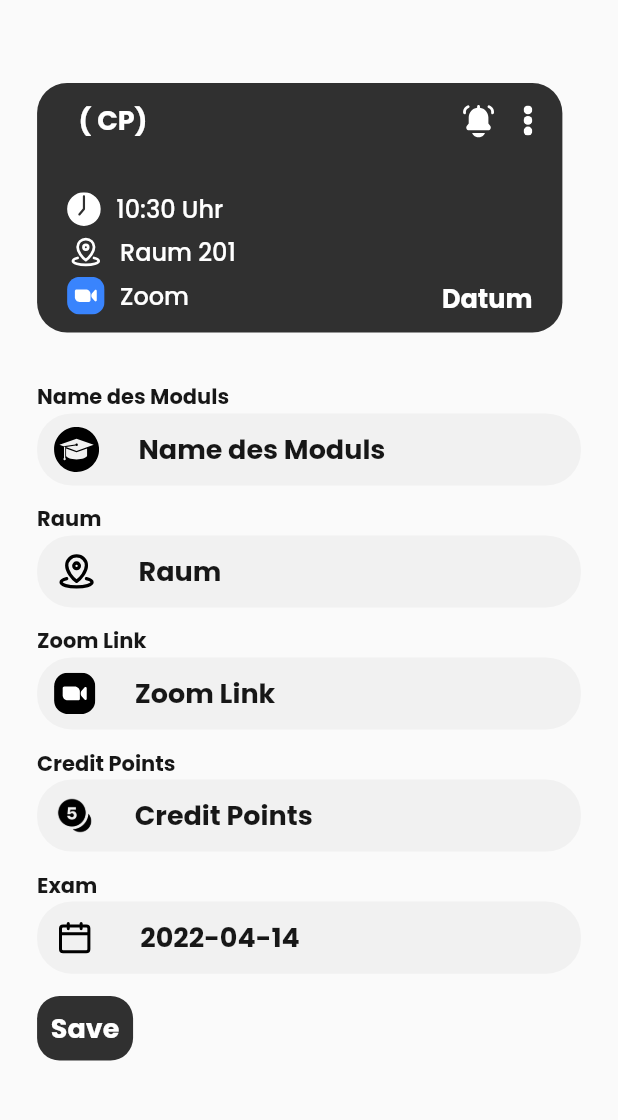
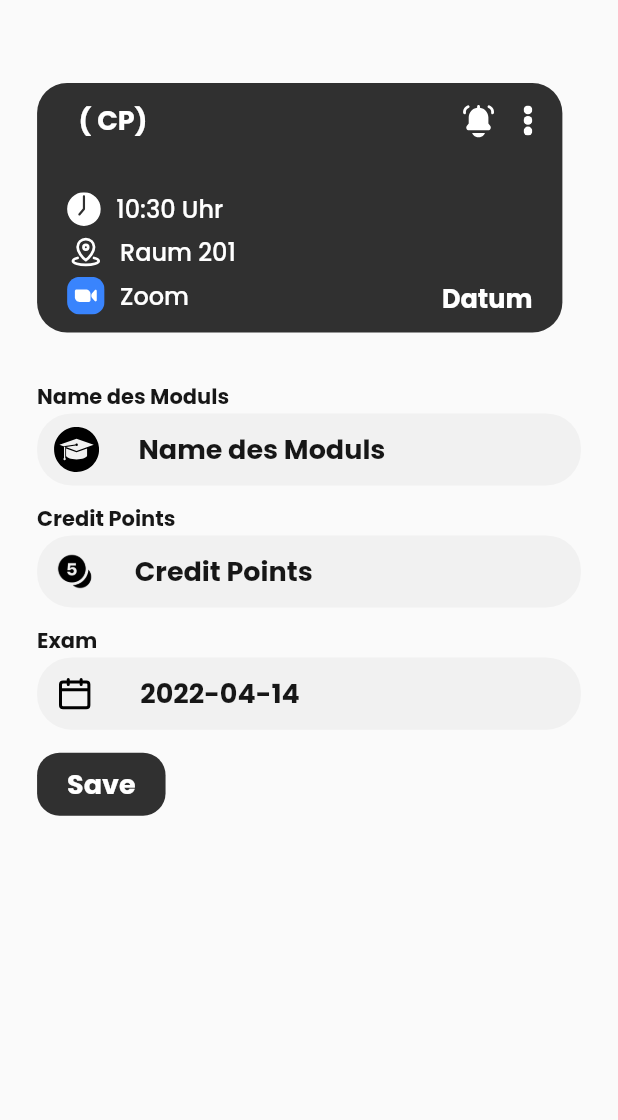
Before and after one commit to philgenb/StudyPlanner, a Flutter app: the AddModuleMenu screen opened by its route, on a phone screen of 412 x 824 dp, the part 83-1203 px from its top. Run offline on Flutter 3.47's test engine with Material 2 defaults, Android fonts, the phone set to English and light mode, and no system bars; our stand-ins replace cloud_firestore, firebase_auth, firebase_core, flutter_spinkit, flutter_svg; accounts and stored records are empty.

Commit message:
added dismissing feature to module menu

```diff
--- a/lib/pages/addmodule_menu.dart
+++ b/lib/pages/addmodule_menu.dart
@@ -29,9 +29,7 @@ class _AddModuleMenuState extends State<AddModuleMenu> {
   late final DataBaseService _database;
 
   Color moduleColor = Color(0xff303030);
-   String moduleName = "Digitaltechnik";
-  // String moduleRoom = "";
-  // String zoomURL = "";
+  String moduleName = "Digitaltechnik";
   Timestamp examDate = Timestamp.now();
 
   DateTime selectedDate = DateTime.now();
@@ -83,6 +81,7 @@ class _AddModuleMenuState extends State<AddModuleMenu> {
               ),
             ),
 
+            /*
             ModuleInputField(
               fieldTitle: "Raum",
               leadingIcon: SvgPicture.asset(
@@ -106,6 +105,8 @@ class _AddModuleMenuState extends State<AddModuleMenu> {
               ),
               input: moduleZoomInput,
             ),
+
+             */
 
             ModuleInputField(
               fieldTitle: "Credit Points",
@@ -132,6 +133,7 @@ class _AddModuleMenuState extends State<AddModuleMenu> {
 
             TextButton(
               style: ButtonStyle(
+                padding: MaterialStateProperty.all<EdgeInsets>(EdgeInsets.symmetric(horizontal: 20, vertical: 7.5)),
                 shape: MaterialStateProperty.all<RoundedRectangleBorder>(
                     RoundedRectangleBorder(
                       borderRadius: BorderRadius.circular(15),
@@ -168,7 +170,7 @@ class _AddModuleMenuState extends State<AddModuleMenu> {
       firstDate: DateTime.now(),
       lastDate: DateTime.now().add(Duration(days: 365)),
       initialDatePickerMode: DatePickerMode.day,
-      initialEntryMode: DatePickerEntryMode.input,
+      initialEntryMode: DatePickerEntryMode.calendar,
       locale: const Locale("de", "DE"),
     );
     if (date != null && date != selectedDate) {
--- a/lib/pages/module/module_card.dart
+++ b/lib/pages/module/module_card.dart
@@ -32,6 +32,17 @@ class ModuleCard extends StatelessWidget {
 
         }
       },
+      child: Dismissible(
+        key: Key(moduleName),
+        background: getDismissBackground(),
+         direction: DismissDirection.endToStart,
+        onDismissed: (direction) {
+          if (direction == DismissDirection.endToStart) {
+            if (database != null) {
+              database?.removeModule(module!);
+            }
+          }
+        },
         child: Container(
           margin: EdgeInsets.only(top: SizeHelper.getDisplayHeight(context) * 0.01, right: SizeHelper.getDisplayWidth(context) * 0.03),
           padding: const EdgeInsets.symmetric(horizontal: 20, vertical: 10),
@@ -52,17 +63,7 @@ class ModuleCard extends StatelessWidget {
                     children: [
                       getNotificationButton(),
                       SizedBox(width: 15,),
-                    InkWell(
-                      onLongPress: () {
-                        if (database != null) {
-                          database?.removeModule(module!);
-                        }
-                      },
-                      child: SvgPicture.asset(
-                        "assets/images/settings_dot.svg",
-                        height: 20,
-                      ),
-                    )
+                      getMoreInfoButton(),
                     ],
                   )
                 ],
@@ -95,6 +96,22 @@ class ModuleCard extends StatelessWidget {
             ],
           ),
         ),
+      ),
+    );
+  }
+
+  Widget getDismissBackground() {
+    return Container(
+      margin: EdgeInsets.symmetric(horizontal: 30),
+      child: Row(
+        crossAxisAlignment: CrossAxisAlignment.center,
+        mainAxisAlignment: MainAxisAlignment.end,
+        children: [
+          // Text("X", style: TextStyle(fontSize: 20, fontWeight: FontWeight.bold, color: Color(0xffFF2400)),),
+          //  SizedBox(width: 5),
+          // Icon(Icons.cancel, color: Color(0xffFF2400), size: 40),
+        ],
+      ),
     );
   }
 
@@ -110,6 +127,18 @@ class ModuleCard extends StatelessWidget {
     );
   }
 
+  Widget getMoreInfoButton() {
+    return InkWell(
+      onLongPress: () {
+
+      },
+      child: SvgPicture.asset(
+        "assets/images/settings_dot.svg",
+        height: 20,
+      ),
+    );
+  }
+
   Widget getModuleInformation() {
     if (cropped) {
       return SizedBox();
@@ -121,4 +150,5 @@ class ModuleCard extends StatelessWidget {
         height: 22.5,
       ),);
   }
+
 }
```
Lines whose indentation alone changed are shown as unchanged.
